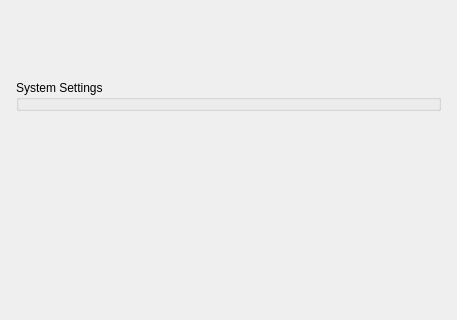
This is vms/client/nx_vms_client_desktop/src/ui/widgets/system_settings/general_system_administration_widget.ui in networkoptix/nx_open as Qt 5 draws it before an edit; both pictures show x 0 to 457 and y 0 to 320 of the 457 by 522 pixel window. The edited form follows.
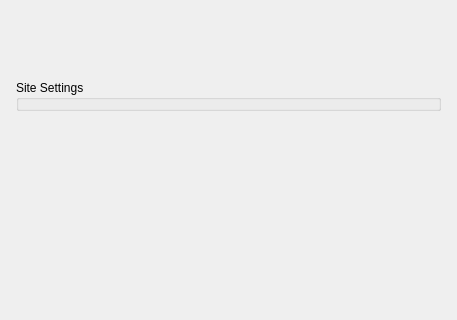
This is the edited form. Custom widgets are drawn as their Qt base class.

Commit message: VMS-42357: Rename system to site

```diff
--- a/vms/client/nx_vms_client_desktop/src/ui/widgets/system_settings/general_system_administration_widget.ui
+++ b/vms/client/nx_vms_client_desktop/src/ui/widgets/system_settings/general_system_administration_widget.ui
@@ -84,7 +84,7 @@
       <item row="0" column="0" colspan="2">
        <widget class="QGroupBox" name="systemSettingsGroupBox">
         <property name="title">
-         <string>System Settings</string>
+         <string>Site Settings</string>
         </property>
         <property name="flat">
          <bool>true</bool>
```
The commit also changes 92 other files.
